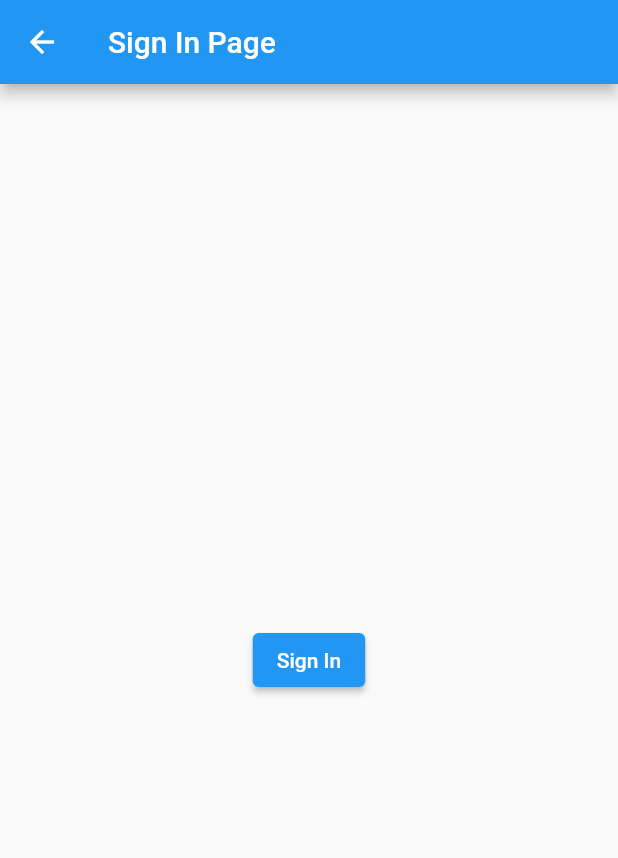
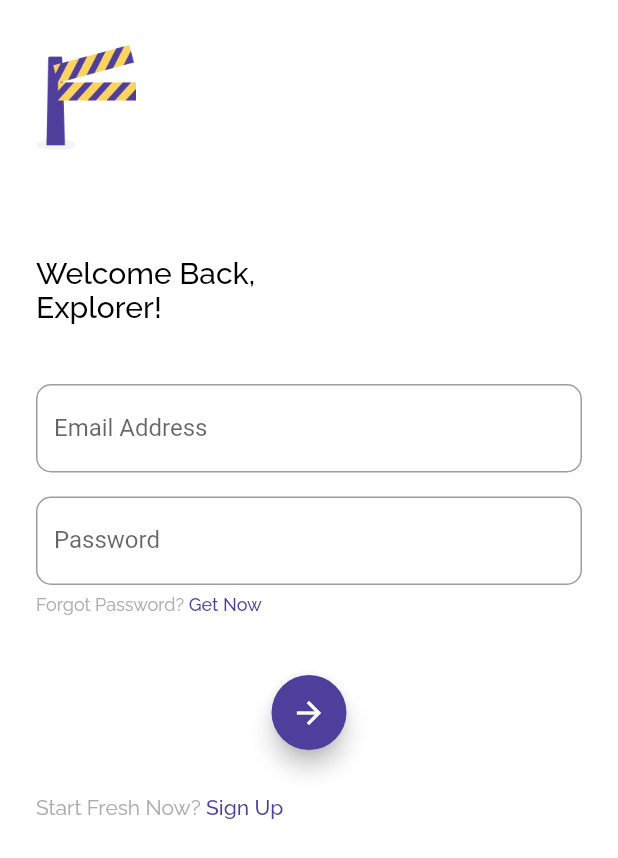
Before and after one commit to bukhari-inst/flutix_app, a Flutter app: the SignInPage screen opened directly, on a phone screen of 412 x 824 dp. Shown: the top 858 px of the screen. Run offline on Flutter 3.47's test engine with Material 2 defaults, Android fonts, the phone set to English and light mode, and no system bars; our stand-ins replace bloc, cloud_firestore, equatable, firebase_auth, flutter_bloc, google_fonts; accounts and stored records are empty; statements that could not run were skipped.

Commit message:
Login page unsolved

```diff
--- /dev/null
+++ b/lib/bloc/theme_bloc.dart
@@ -0,0 +1,20 @@
+import 'dart:async';
+
+import 'package:bloc/bloc.dart';
+import 'package:equatable/equatable.dart';
+import 'package:flutter/material.dart';
+
+part 'theme_event.dart';
+part 'theme_state.dart';
+
+class ThemeBloc extends Bloc<ThemeEvent, ThemeState> {
+  @override
+  ThemeState get initialState => ThemeState(ThemeData());
+
+  @override
+  Stream<ThemeState> mapEventToState(
+    ThemeEvent event,
+  ) async* {
+    // TODO: implement mapEventToState
+  }
+}
--- /dev/null
+++ b/lib/bloc/theme_event.dart
@@ -0,0 +1,14 @@
+part of 'theme_bloc.dart';
+
+abstract class ThemeEvent extends Equatable {
+  const ThemeEvent();
+}
+
+class ChangeTheme extends ThemeEvent {
+  final ThemeData themeData;
+
+  const ChangeTheme(this.themeData);
+
+  @override
+  List<Object> get props => [themeData];
+}
--- /dev/null
+++ b/lib/bloc/theme_state.dart
@@ -0,0 +1,10 @@
+part of 'theme_bloc.dart';
+
+class ThemeState extends Equatable {
+  final ThemeState themeData;
+
+  const ThemeState(this.themeData);
+
+  @override
+  List<Object> get props => [themeData];
+}
--- a/lib/ui/pages/sign_in_page.dart
+++ b/lib/ui/pages/sign_in_page.dart
@@ -6,18 +6,104 @@ class SignInPage extends StatefulWidget {
 }
 
 class _SignInPageState extends State<SignInPage> {
+  // controler textfield
+  TextEditingController emailController = TextEditingController();
+  TextEditingController passwordController = TextEditingController();
+
+  bool isEmailValid = false;
+  bool isPasswordValid = false;
+  bool isSigningIn = false;
+
   @override
   Widget build(BuildContext context) {
     return Scaffold(
-      appBar: AppBar(
-        title: Text("Sign In Page"),
-      ),
-      body: Center(
-        child: ElevatedButton(
-            child: Text("Sign In"),
-            onPressed: () {
-              AuthServices.signIn("ariel@noah.com", "123456");
-            }),
+      backgroundColor: Colors.white,
+      body: Container(
+        padding: EdgeInsets.symmetric(horizontal: defaultMargin),
+        child: ListView(
+          children: <Widget>[
+            Column(
+                mainAxisAlignment: MainAxisAlignment.center,
+                crossAxisAlignment: CrossAxisAlignment.start,
+                children: <Widget>[
+                  SizedBox(
+                    height: 30,
+                  ),
+                  SizedBox(
+                    height: 70,
+                    child: Image.asset("assets/logo.png"),
+                  ),
+                  Container(
+                    margin: EdgeInsets.only(top: 70, bottom: 40),
+                    child: Text(
+                      "Welcome Back, \nExplorer!",
+                      style: blackTextFont.copyWith(fontSize: 20),
+                    ),
+                  ),
+                  TextField(
+                    controller: emailController,
+                    decoration: InputDecoration(
+                        border: OutlineInputBorder(
+                            borderRadius: BorderRadius.circular(10)),
+                        labelText: "Email Address",
+                        hintText: "Email Address"),
+                  ),
+                  SizedBox(
+                    height: 16,
+                  ),
+                  TextField(
+                    controller: passwordController,
+                    obscureText: true,
+                    decoration: InputDecoration(
+                        border: OutlineInputBorder(
+                            borderRadius: BorderRadius.circular(10)),
+                        labelText: "Password",
+                        hintText: "Password"),
+                  ),
+                  SizedBox(
+                    height: 6,
+                  ),
+                  Row(
+                    children: <Widget>[
+                      Text(
+                        "Forgot Password? ",
+                        style: greyTextFont.copyWith(
+                            fontSize: 12, fontWeight: FontWeight.w400),
+                      ),
+                      Text(
+                        "Get Now",
+                        style: purpleTextFont.copyWith(fontSize: 12),
+                      )
+                    ],
+                  ),
+                  Center(
+                    child: Container(
+                      width: 50,
+                      height: 50,
+                      margin: EdgeInsets.only(top: 40, bottom: 30),
+                      child: FloatingActionButton(
+                        child: Icon(Icons.arrow_forward),
+                        backgroundColor: mainColor,
+                        onPressed: () {},
+                      ),
+                    ),
+                  ),
+                  Row(
+                    children: <Widget>[
+                      Text(
+                        "Start Fresh Now? ",
+                        style:
+                            greyTextFont.copyWith(fontWeight: FontWeight.w400),
+                      ),
+                      Text(
+                        "Sign Up",
+                        style: purpleTextFont,
+                      )
+                    ],
+                  )
+                ]),
+          ],
+        ),
       ),
     );
   }
```
